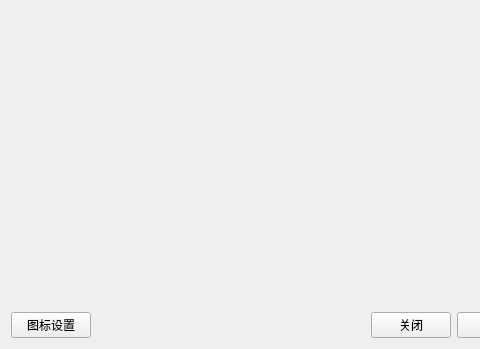
Before: the Qt Designer form src/pages/page/charts/xyserial/SAKChartsXYSerialWidget.ui in x-tools-author/x-tools, drawn with Qt 5; both pictures show x 0 to 480 and y 0 to 349 of the 720 by 349 pixel window.
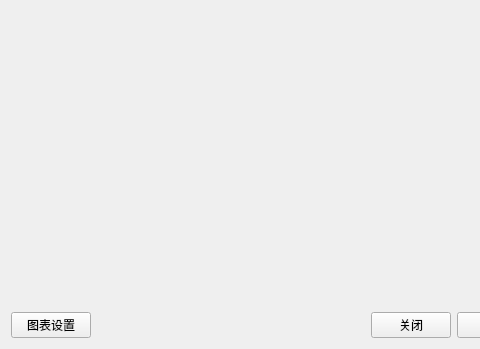
After: the same form once the commit is applied.

```diff
--- a/src/pages/page/charts/xyserial/SAKChartsXYSerialWidget.ui
+++ b/src/pages/page/charts/xyserial/SAKChartsXYSerialWidget.ui
@@ -58,7 +58,7 @@
    <item row="1" column="0">
     <widget class="QPushButton" name="chartSettingsPushButton">
      <property name="text">
-      <string>图标设置</string>
+      <string>图表设置</string>
      </property>
     </widget>
    </item>
```
